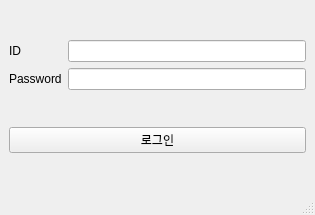
Above: login.ui from Habeen-Jun/NaverCafe_Macro before the change. Below: the same form after it.
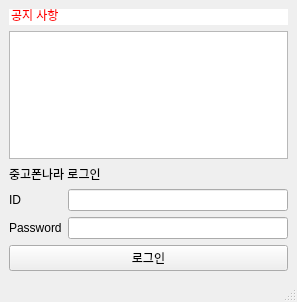
That is the form after the change.

```diff
--- a/login.ui
+++ b/login.ui
@@ -6,8 +6,8 @@
    <rect>
     <x>0</x>
     <y>0</y>
-    <width>315</width>
-    <height>215</height>
+    <width>297</width>
+    <height>302</height>
    </rect>
   </property>
   <property name="windowTitle">
@@ -16,6 +16,44 @@
   <widget class="QWidget" name="centralwidget">
    <layout class="QGridLayout" name="gridLayout">
     <item row="0" column="0">
+     <widget class="QLineEdit" name="lineEdit_3">
+      <property name="styleSheet">
+       <string notr="true">font: 75 9pt &quot;Agency FB&quot;;
+color: rgb(255, 0, 0);</string>
+      </property>
+      <property name="text">
+       <string>공지 사항</string>
+      </property>
+      <property name="frame">
+       <bool>false</bool>
+      </property>
+     </widget>
+    </item>
+    <item row="1" column="0">
+     <widget class="QTextEdit" name="textEdit">
+      <property name="enabled">
+       <bool>true</bool>
+      </property>
+      <property name="autoFillBackground">
+       <bool>false</bool>
+      </property>
+      <property name="html">
+       <string>&lt;!DOCTYPE HTML PUBLIC &quot;-//W3C//DTD HTML 4.0//EN&quot; &quot;http://www.w3.org/TR/REC-html40/strict.dtd&quot;&gt;
+&lt;html&gt;&lt;head&gt;&lt;meta name=&quot;qrichtext&quot; content=&quot;1&quot; /&gt;&lt;style type=&quot;text/css&quot;&gt;
+p, li { white-space: pre-wrap; }
+&lt;/style&gt;&lt;/head&gt;&lt;body style=&quot; font-family:'Gulim'; font-size:9pt; font-weight:400; font-style:normal;&quot;&gt;
+&lt;p align=&quot;center&quot; style=&quot;-qt-paragraph-type:empty; margin-top:0px; margin-bottom:0px; margin-left:0px; margin-right:0px; -qt-block-indent:0; text-indent:0px;&quot;&gt;&lt;br /&gt;&lt;/p&gt;&lt;/body&gt;&lt;/html&gt;</string>
+      </property>
+     </widget>
+    </item>
+    <item row="2" column="0">
+     <widget class="QLabel" name="label_3">
+      <property name="text">
+       <string>중고폰나라 로그인</string>
+      </property>
+     </widget>
+    </item>
+    <item row="3" column="0">
      <layout class="QGridLayout" name="gridLayout_2">
       <item row="0" column="1">
        <widget class="QLineEdit" name="lineEdit"/>
@@ -39,7 +77,7 @@
       </item>
      </layout>
     </item>
-    <item row="1" column="0">
+    <item row="4" column="0">
      <widget class="QPushButton" name="pushButton">
       <property name="text">
        <string>로그인</string>
```
Left out of the diff: 2 changed lines with no effect on the pictures.
